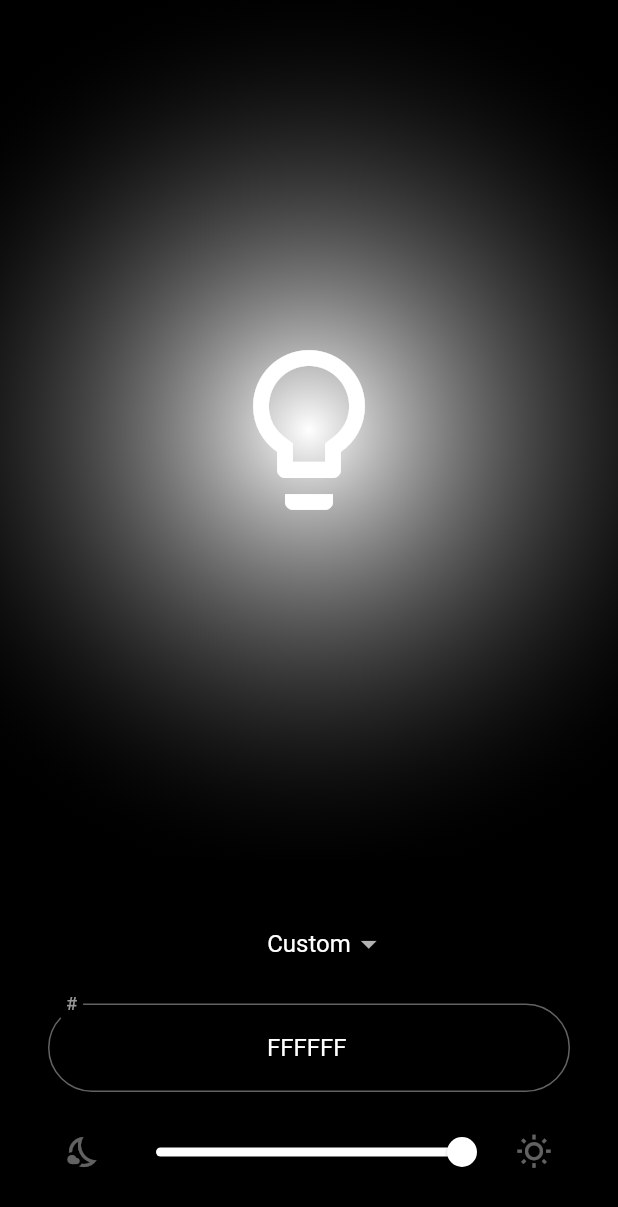
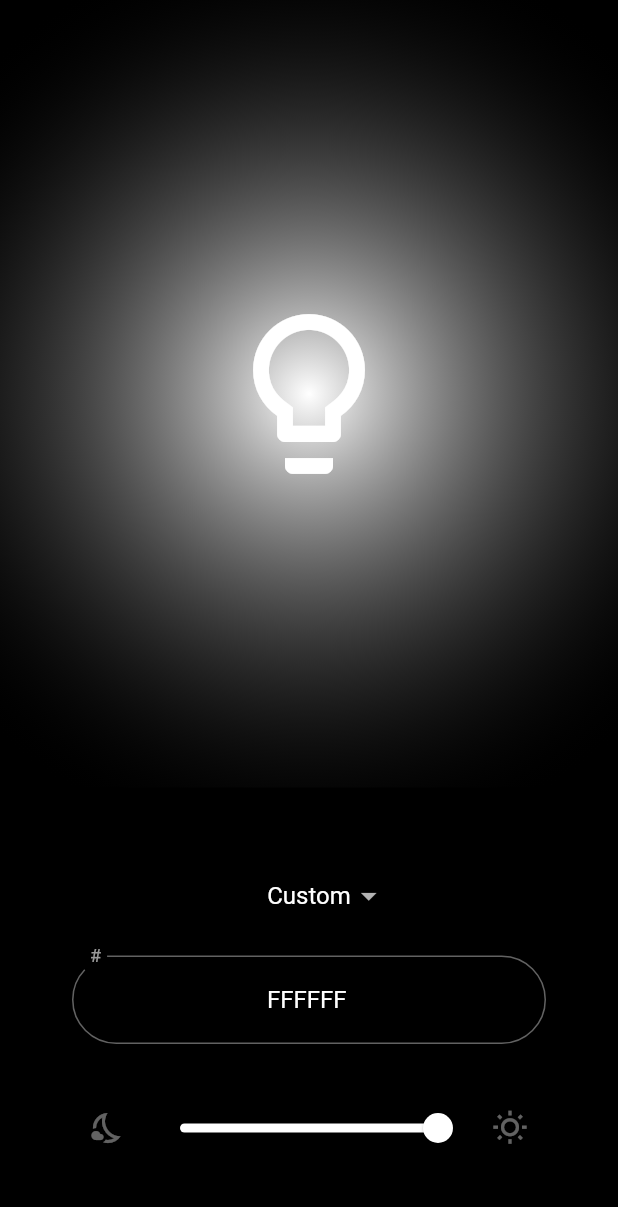
Before and after one commit to TobiasRitter/flutter_rgb_leds, a Flutter app: the screen it shows after launch, on a phone screen of 412 x 824 dp. Shown: the top 1207 px of the screen. Run offline on Flutter 3.47's test engine with Material 2 defaults, Android fonts, the phone set to English and light mode, and no system bars.

Commit message:
refine paddings

```diff
--- a/lib/main.dart
+++ b/lib/main.dart
@@ -122,14 +122,12 @@ class _MyHomePageState extends State<MyHomePage> {
             ),
           ),
           Padding(
-            padding: const EdgeInsets.all(32),
+            padding: const EdgeInsets.all(48),
             child: Column(
               children: <Widget>[
                 Column(
                   children: [
-                    Padding(
-                      padding: const EdgeInsets.only(bottom: 16),
-                      child: Row(
+                    Row(
                       mainAxisAlignment: MainAxisAlignment.spaceBetween,
                       children: [
                         Container(
@@ -166,16 +164,14 @@ class _MyHomePageState extends State<MyHomePage> {
                         widget.presets.containsKey(dropdownValue) && !editing
                             ? IconButton(
                                 icon: Icon(Icons.edit_outlined),
-                                  onPressed: () =>
-                                      setState(() => editing = true),
+                                onPressed: () => setState(() => editing = true),
                               )
                             : editing
                                 ? IconButton(
                                     icon: Icon(Icons.done),
                                     onPressed: () {
                                       setState(() => editing = false);
-                                        submitCol(
-                                            colorController.text, context);
+                                      submitCol(colorController.text, context);
                                     })
                                 : Container(
                                     width: 48,
@@ -183,10 +179,9 @@ class _MyHomePageState extends State<MyHomePage> {
                                   ),
                       ],
                     ),
-                    ),
                     !widget.presets.containsKey(dropdownValue) || editing
                         ? Padding(
-                            padding: const EdgeInsets.only(bottom: 16),
+                            padding: const EdgeInsets.only(top: 16),
                             child: Row(
                               children: [
                                 Expanded(
@@ -217,7 +212,9 @@ class _MyHomePageState extends State<MyHomePage> {
                         : Container(),
                   ],
                 ),
-                Row(
+                Padding(
+                  padding: const EdgeInsets.only(top: 32),
+                  child: Row(
                     children: [
                       Padding(
                         padding: const EdgeInsets.all(12),
@@ -245,6 +242,7 @@ class _MyHomePageState extends State<MyHomePage> {
                         ),
                       ),
                     ],
+                  ),
                 )
               ],
             ),
```
Lines whose indentation alone changed are shown as unchanged.
